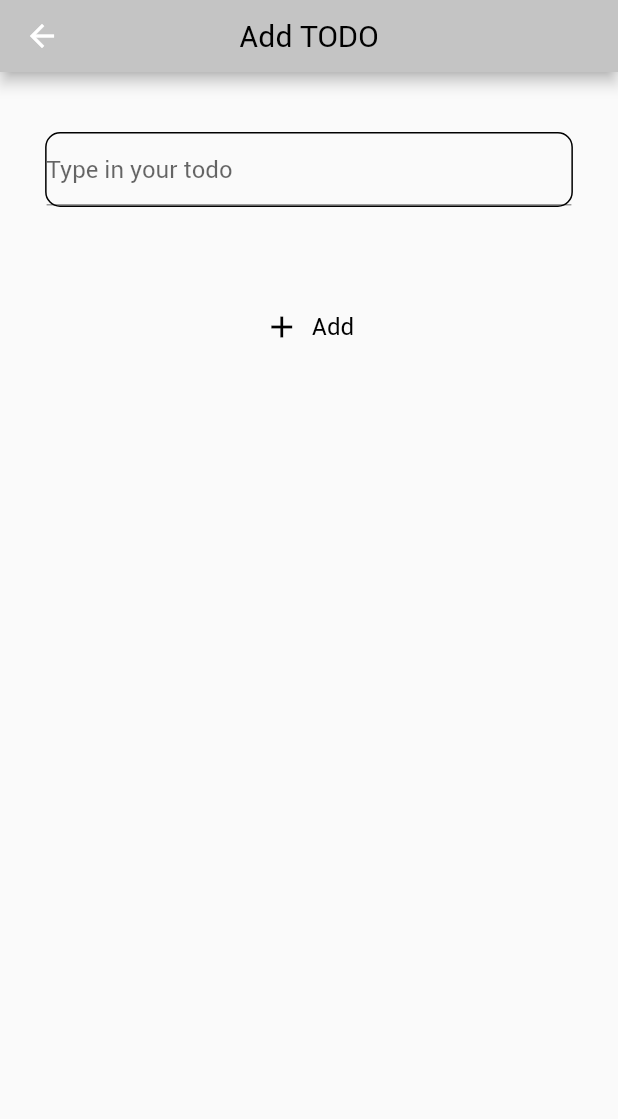
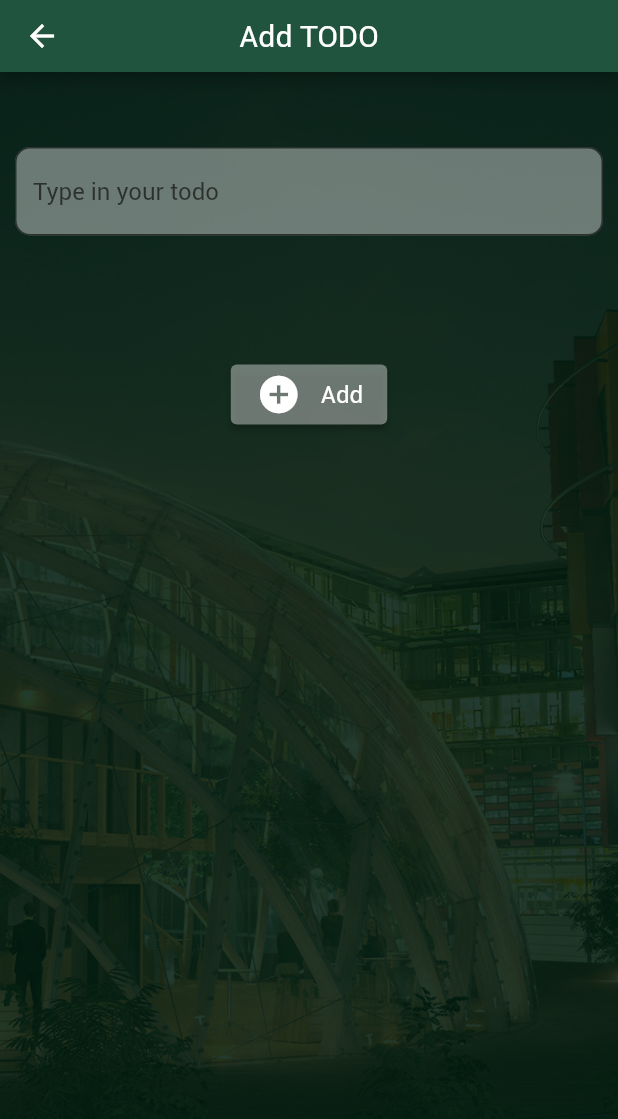
Before and after one commit to gu-tig333-ht22/gusjonmafm, a Flutter app: the screen it shows after launch, after a tap on the "add" icon, on a phone screen of 412 x 824 dp. Shown: the top 1119 px of the screen. Run offline on Flutter 3.47's test engine with Material 2 defaults, Android fonts, the phone set to English and light mode, and no system bars; network calls fail.

Commit message:
Ändrat design

```diff
--- a/lib/addview.dart
+++ b/lib/addview.dart
@@ -10,8 +10,20 @@ class AddView extends StatelessWidget {
   @override
   Widget build(BuildContext context) {
     return Scaffold(
-      appBar: appBar('Add TODO'),
-      body: Center(
+      appBar: appBarAddEdit('Add TODO'),
+      body: Stack(
+        children: [
+          Container(
+            decoration: BoxDecoration(
+              image: DecorationImage(
+                image: AssetImage('assets/Backgroundimage.jpg'),
+                fit: BoxFit.cover,
+              ),
+            ),
+          ),
+          Container(
+              decoration: BoxDecoration(color: Color.fromARGB(220, 0, 28, 16))),
+          Center(
             child: Column(
               children: [
                 Container(height: 40),
@@ -20,36 +32,42 @@ class AddView extends StatelessWidget {
                 addButtonAddView(context)
               ],
             ),
+          )
+        ],
       ),
     );
   }
 
   Widget textField(context) {
-    return Container(
-      width: MediaQuery.of(context).size.width * 351 / 411,
+    return Padding(
+      padding: const EdgeInsets.all(10),
       child: Column(
         children: [
-          Container(
-              height: 50,
-              // Satt boxen till samma proportioner som i figma
-              decoration: BoxDecoration(
-                  border: Border.all(width: 1),
-                  borderRadius: const BorderRadius.all(Radius.circular(10))),
-              child: TextField(
-                decoration:
-                    const InputDecoration(hintText: 'Type in your todo'),
+          TextField(
+            style: TextStyle(color: Colors.white),
+            decoration: InputDecoration(
+                border: OutlineInputBorder(
+                  borderRadius: BorderRadius.circular(10.0),
+                ),
+                filled: true,
+                fillColor: Color.fromARGB(100, 255, 255, 255),
+                hintText: 'Type in your todo'),
             controller: _myController,
             onSubmitted: (value) {
               validateInput(_myController.text, context);
             },
-              )),
+          ),
           Consumer<MyErrorNotifier>(
               builder: (context, myChangeNotifier, child) => Align(
                   alignment: Alignment.bottomLeft,
+                  child: Padding(
+                    padding: const EdgeInsets.all(8.0),
                     child: Text(
                         Provider.of<MyErrorNotifier>(context, listen: false)
                             .getErrorMessage,
-                      style: const TextStyle(color: Colors.red))))
+                        style: const TextStyle(
+                            color: Color.fromARGB(255, 182, 87, 81))),
+                  )))
         ],
       ),
     );
@@ -67,12 +85,16 @@ class AddView extends StatelessWidget {
   }
 
   Widget addButtonAddView(context) {
-    return TextButton.icon(
+    return ElevatedButton.icon(
       onPressed: () {
         validateInput(_myController.text, context);
       },
-      style: TextButton.styleFrom(primary: Colors.black),
-      icon: Icon(Icons.add),
+      style:
+          ElevatedButton.styleFrom(primary: Color.fromARGB(100, 255, 255, 255)),
+      icon: Padding(
+        padding: const EdgeInsets.all(5.0),
+        child: Icon(Icons.add_circle_sharp, size: 30),
+      ),
       label: const Text('Add', style: TextStyle(fontSize: 16)),
     );
   }
--- a/lib/appbar.dart
+++ b/lib/appbar.dart
@@ -1,3 +1,4 @@
+import 'package:flutter/cupertino.dart';
 import 'package:flutter/material.dart';
 import 'package:provider/provider.dart';
 
@@ -12,9 +13,9 @@ PreferredSize appBarMain(context) {
       centerTitle: true,
       title: const Text(
         'TIG333 TODO-List',
-        style: TextStyle(fontSize: 20, color: Colors.black),
+        style: TextStyle(fontSize: 20, color: Colors.white),
       ),
-      backgroundColor: const Color(figmaGrey),
+      backgroundColor: Color.fromARGB(255, 33, 84, 62),
       actions: [dropDownButton(context)],
     ),
   );
@@ -23,32 +24,41 @@ PreferredSize appBarMain(context) {
 Widget dropDownButton(context) {
   List<String> list = Provider.of<MyChangeNotifier>(context, listen: false)
       .getDropdownValueList;
-  return DropdownButton(
+  return Consumer<MyChangeNotifier>(
+      builder: (context, myChangeNotifier, child) =>
+          DropdownButtonHideUnderline(
+            child: DropdownButton(
+                dropdownColor: Color.fromARGB(150, 33, 84, 62),
+                borderRadius: BorderRadius.all(Radius.circular(10)),
                 value: Provider.of<MyChangeNotifier>(context, listen: false)
                     .getDropdownValue,
                 icon: const Icon(Icons.filter_alt),
                 items: list.map<DropdownMenuItem<String>>((String value) {
                   return DropdownMenuItem<String>(
                     value: value,
-          child: Text(value),
+                    child: Text(
+                      value,
+                      style: TextStyle(color: Colors.white, fontSize: 12),
+                    ),
                   );
                 }).toList(),
                 onChanged: (String? value) {
-        Provider.of<MyChangeNotifier>(context, listen: false).setDropdownValue =
-            value!;
-      });
+                  Provider.of<MyChangeNotifier>(context, listen: false)
+                      .setDropdownValue = value!;
+                }),
+          ));
 }
 
-PreferredSize appBar(String textTitle) {
+PreferredSize appBarAddEdit(String title) {
   return PreferredSize(
     preferredSize: const Size.fromHeight(48),
     child: AppBar(
       centerTitle: true,
       title: Text(
-        textTitle,
-        style: const TextStyle(fontSize: 20, color: Colors.black),
+        title,
+        style: TextStyle(fontSize: 20, color: Colors.white),
       ),
-      backgroundColor: const Color(figmaGrey),
+      backgroundColor: Color.fromARGB(255, 33, 84, 62),
     ),
   );
 }
--- a/lib/main.dart
+++ b/lib/main.dart
@@ -5,8 +5,6 @@ import 'appbar.dart';
 import 'addview.dart';
 import 'editview.dart';
 import 'notifier.dart';
-
-const int figmaGrey = 0xffC4C4C4;
 
 void main() {
   runApp(MyApp());
@@ -33,10 +31,27 @@ class MainView extends StatelessWidget {
   Widget build(BuildContext context) {
     return Scaffold(
         appBar: appBarMain(context),
-        body: Column(children: [
+        body: Stack(
+          children: [
+            Container(
+              decoration: BoxDecoration(
+                image: DecorationImage(
+                  image: AssetImage('assets/Backgroundimage.jpg'),
+                  fit: BoxFit.cover,
+                ),
+              ),
+            ),
+            Container(
+                decoration:
+                    BoxDecoration(color: Color.fromARGB(220, 0, 28, 16))),
+            Material(
+                color: Color.fromRGBO(0, 0, 0, 0),
+                child: Column(children: [
                   rowTasks(),
-          addButtonFirstView(context),
-        ]));
+                  Container(child: addButtonFirstView(context))
+                ]))
+          ],
+        ));
   }
 
   Widget rowTasks() {
@@ -55,8 +70,8 @@ class MainView extends StatelessWidget {
         child: Padding(
           padding: EdgeInsets.all(15),
           child: SizedBox(
-            width: 56,
-            height: 56,
+            width: 50,
+            height: 50,
             child: FloatingActionButton(
                 onPressed: () {
                   Provider.of<MyErrorNotifier>(context, listen: false)
@@ -64,19 +79,22 @@ class MainView extends StatelessWidget {
                   Navigator.push(context,
                       MaterialPageRoute(builder: (context) => AddView()));
                 },
-                backgroundColor: Color(figmaGrey),
+                backgroundColor: Color.fromARGB(100, 255, 255, 255),
                 child: const Icon(
                   Icons.add,
-                  size: 56,
+                  size: 30,
                 )),
           ),
         ));
   }
 
   Widget listTile(Task task, context) {
-    return ListTile(
-      shape:
-          const Border(bottom: BorderSide(color: Color(figmaGrey), width: 1)),
+    return Padding(
+      padding: const EdgeInsets.only(left: 5, right: 5, top: 4),
+      child: ListTile(
+        tileColor: Color.fromARGB(80, 255, 255, 255),
+        shape: RoundedRectangleBorder(
+            borderRadius: BorderRadius.all(Radius.circular(10))),
         leading: checkBox(task, context),
         title: textListTile(task, context),
         trailing: Wrap(
@@ -86,11 +104,13 @@ class MainView extends StatelessWidget {
             deleteButton(task, context)
           ],
         ),
+      ),
     );
   }
 
   Widget checkBox(Task task, context) {
     return Checkbox(
+        activeColor: Color.fromARGB(100, 0, 28, 18),
         value: task.getDone,
         onChanged: (bool? valueDone) {
           Provider.of<MyChangeNotifier>(context, listen: false)
@@ -101,9 +121,10 @@ class MainView extends StatelessWidget {
   Widget textListTile(Task task, context) {
     if (task.getDone == true) {
       return Text(task.getLabel,
-          style: const TextStyle(decoration: TextDecoration.lineThrough));
+          style: const TextStyle(
+              decoration: TextDecoration.lineThrough, color: Colors.white));
     } else {
-      return Text(task.getLabel);
+      return Text(task.getLabel, style: const TextStyle(color: Colors.white));
     }
   }
 
@@ -119,12 +140,12 @@ class MainView extends StatelessWidget {
                 .editTask(label: newLabel, id: task.getId, done: task.getDone);
           }
         },
-        icon: Icon(Icons.edit));
+        icon: Icon(Icons.edit_outlined));
   }
 
   Widget deleteButton(Task task, context) {
     return IconButton(
-      icon: const Icon(Icons.close),
+      icon: const Icon(Icons.delete_outlined),
       onPressed: () {
         Provider.of<MyChangeNotifier>(context, listen: false)
             .deleteTask(task.getId);
--- a/pubspec.yaml
+++ b/pubspec.yaml
@@ -56,7 +56,8 @@ dev_dependencies:
 
 # The following section is specific to Flutter packages.
 flutter:
-
+  assets:
+    - assets/Backgroundimage.jpg
   # The following line ensures that the Material Icons font is
   # included with your application, so that you can use the icons in
   # the material Icons class.
```
Also changed, not shown: lib/editview.dart (+50 -24 lines), assets/Backgroundimage.jpg (added). Lines whose indentation alone changed are shown as unchanged.
